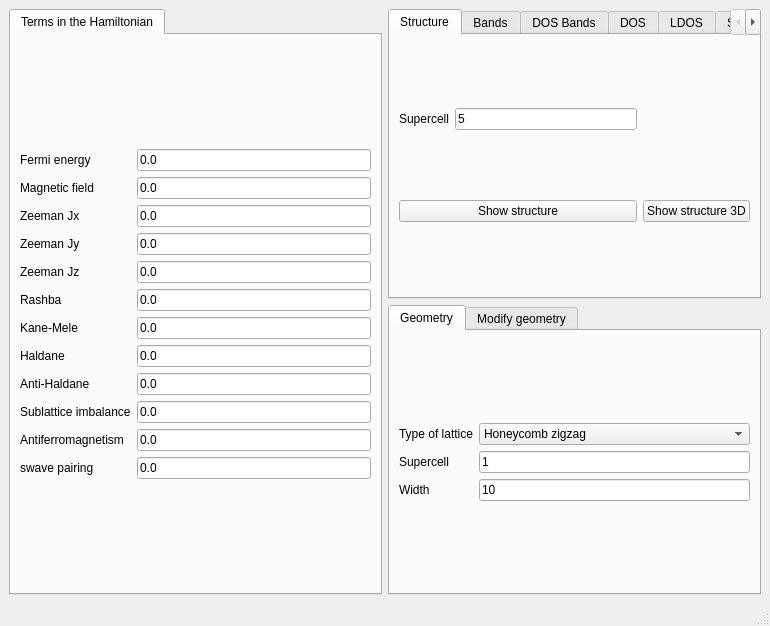
This is development/interface-pyqt/1d/interface.ui in joselado/quantum-honeycomp as Qt 5 draws it before an edit. The edited form follows.
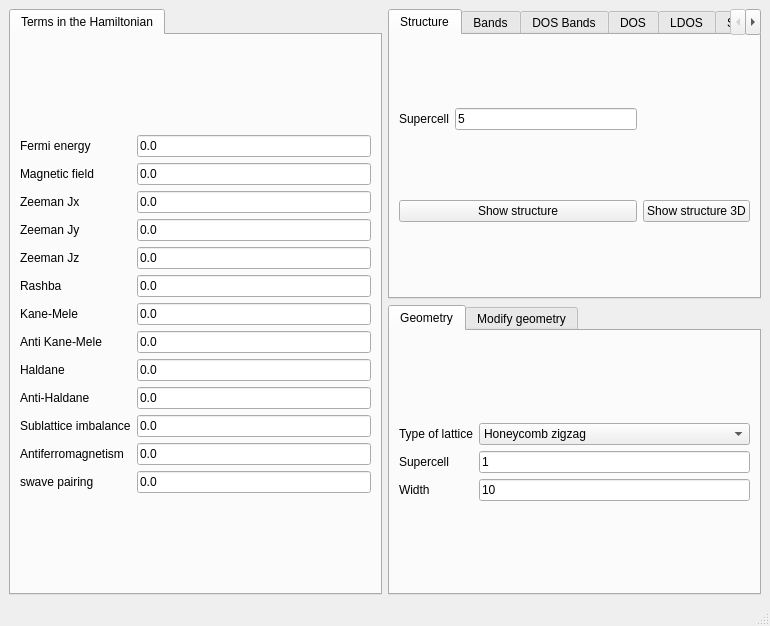
This is the edited form.

```diff
--- a/development/interface-pyqt/1d/interface.ui
+++ b/development/interface-pyqt/1d/interface.ui
@@ -27,6 +27,13 @@
        <layout class="QGridLayout" name="gridLayout_19">
         <item row="0" column="0">
          <layout class="QGridLayout" name="gridLayout">
+          <item row="4" column="1">
+           <widget class="QLineEdit" name="Bz">
+            <property name="text">
+             <string>0.0</string>
+            </property>
+           </widget>
+          </item>
           <item row="2" column="1">
            <widget class="QLineEdit" name="Bx">
             <property name="text">
@@ -41,7 +48,7 @@
             </property>
            </widget>
           </item>
-          <item row="9" column="1">
+          <item row="10" column="1">
            <widget class="QLineEdit" name="mAB">
             <property name="text">
              <string>0.0</string>
@@ -79,21 +86,21 @@
             </property>
            </widget>
           </item>
-          <item row="7" column="0">
+          <item row="8" column="0">
            <widget class="QLabel" name="label_24">
             <property name="text">
              <string>Haldane</string>
             </property>
            </widget>
           </item>
-          <item row="8" column="1">
+          <item row="9" column="1">
            <widget class="QLineEdit" name="antihaldane">
             <property name="text">
              <string>0.0</string>
             </property>
            </widget>
           </item>
-          <item row="11" column="0">
+          <item row="12" column="0">
            <widget class="QLabel" name="label_26">
             <property name="text">
              <string>swave pairing</string>
@@ -117,14 +124,14 @@
             </property>
            </widget>
           </item>
-          <item row="7" column="1">
+          <item row="8" column="1">
            <widget class="QLineEdit" name="haldane">
             <property name="text">
              <string>0.0</string>
             </property>
            </widget>
           </item>
-          <item row="10" column="1">
+          <item row="11" column="1">
            <widget class="QLineEdit" name="mAF">
             <property name="text">
              <string>0.0</string>
@@ -159,7 +166,7 @@
             </property>
            </widget>
           </item>
-          <item row="9" column="0">
+          <item row="10" column="0">
            <widget class="QLabel" name="label_12">
             <property name="text">
              <string>Sublattice imbalance</string>
@@ -173,34 +180,41 @@
             </property>
            </widget>
           </item>
-          <item row="11" column="1">
+          <item row="12" column="1">
            <widget class="QLineEdit" name="swave">
             <property name="text">
              <string>0.0</string>
             </property>
            </widget>
           </item>
-          <item row="4" column="1">
-           <widget class="QLineEdit" name="Bz">
-            <property name="text">
-             <string>0.0</string>
-            </property>
-           </widget>
-          </item>
-          <item row="10" column="0">
+          <item row="11" column="0">
            <widget class="QLabel" name="label_13">
             <property name="text">
              <string>Antiferromagnetism</string>
             </property>
            </widget>
           </item>
-          <item row="8" column="0">
+          <item row="9" column="0">
            <widget class="QLabel" name="label_25">
             <property name="text">
              <string>Anti-Haldane</string>
             </property>
            </widget>
           </item>
+          <item row="7" column="1">
+           <widget class="QLineEdit" name="antikanemele">
+            <property name="text">
+             <string>0.0</string>
+            </property>
+           </widget>
+          </item>
+          <item row="7" column="0">
+           <widget class="QLabel" name="label_37">
+            <property name="text">
+             <string>Anti Kane-Mele</string>
+            </property>
+           </widget>
+          </item>
          </layout>
         </item>
        </layout>
```
